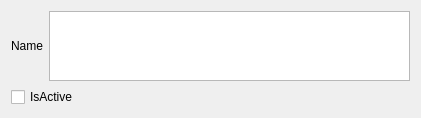
Before: the Qt Designer form Qt Repo/QtTest2/universals.ui in Skyway666/Qt-Practice, drawn with Qt 5.
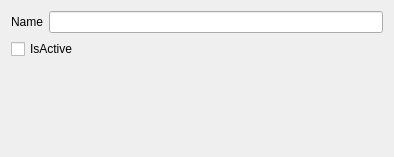
After: the same form once the commit is applied.

Diff of the .ui file:
```diff
--- a/Qt Repo/QtTest2/universals.ui
+++ b/Qt Repo/QtTest2/universals.ui
@@ -6,10 +6,16 @@
    <rect>
     <x>0</x>
     <y>0</y>
-    <width>421</width>
-    <height>114</height>
+    <width>394</width>
+    <height>157</height>
    </rect>
   </property>
+  <property name="maximumSize">
+   <size>
+    <width>16777215</width>
+    <height>16777215</height>
+   </size>
+  </property>
   <property name="windowTitle">
    <string>Form</string>
   </property>
@@ -24,7 +30,7 @@
       </widget>
      </item>
      <item>
-      <widget class="QTextEdit" name="textEdit"/>
+      <widget class="QLineEdit" name="lineEdit"/>
      </item>
     </layout>
    </item>
@@ -35,6 +41,19 @@
      </property>
     </widget>
    </item>
+   <item>
+    <spacer name="verticalSpacer">
+     <property name="orientation">
+      <enum>Qt::Vertical</enum>
+     </property>
+     <property name="sizeHint" stdset="0">
+      <size>
+       <width>20</width>
+       <height>40</height>
+      </size>
+     </property>
+    </spacer>
+   </item>
   </layout>
  </widget>
  <resources/>
```
